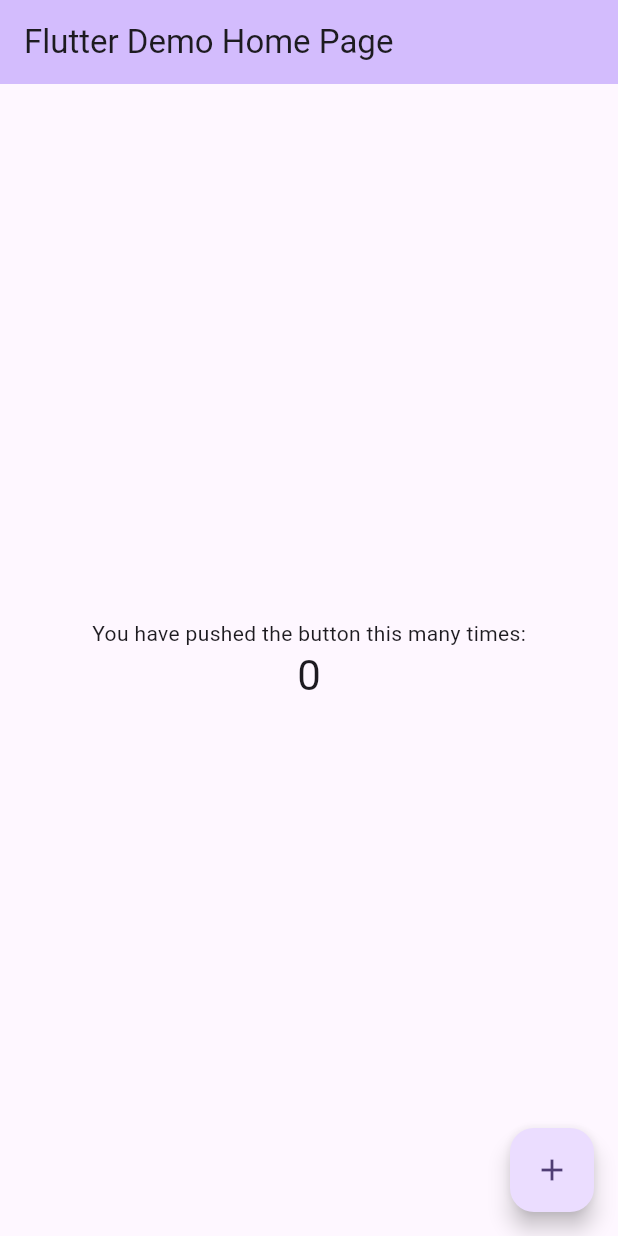
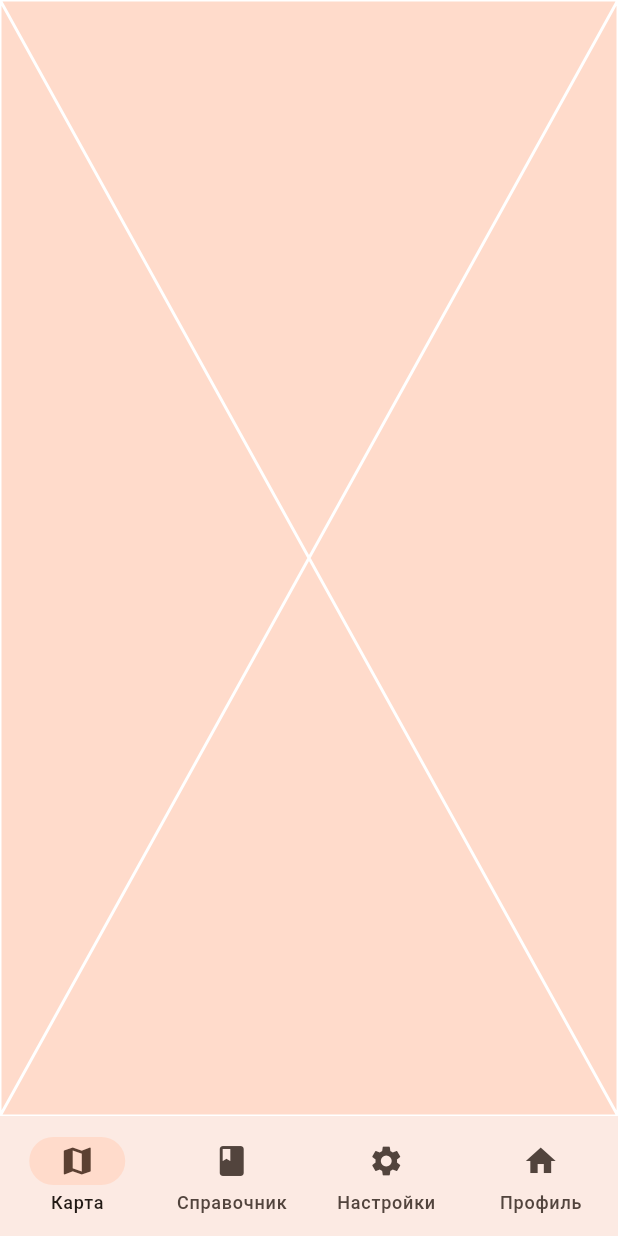
Before and after one commit to DmitrySnTDP/my_mystery_city, a Flutter app: the screen it shows after launch, on a phone screen of 412 x 824 dp. Run offline on Flutter 3.47's test engine with Material 3 defaults, Android fonts, the phone set to English and light mode, and no system bars.

Commit message:
21.50 09.04.2025

```diff
--- a/lib/main.dart
+++ b/lib/main.dart
@@ -7,46 +7,21 @@ void main() {
 class MyApp extends StatelessWidget {
   const MyApp({super.key});
 
-  // This widget is the root of your application.
   @override
   Widget build(BuildContext context) {
     return MaterialApp(
-      title: 'Flutter Demo',
+      title: 'My mystery city',
       theme: ThemeData(
-        // This is the theme of your application.
-        //
-        // TRY THIS: Try running your application with "flutter run". You'll see
-        // the application has a purple toolbar. Then, without quitting the app,
-        // try changing the seedColor in the colorScheme below to Colors.green
-        // and then invoke "hot reload" (save your changes or press the "hot
-        // reload" button in a Flutter-supported IDE, or press "r" if you used
-        // the command line to start the app).
-        //
-        // Notice that the counter didn't reset back to zero; the application
-        // state is not lost during the reload. To reset the state, use hot
-        // restart instead.
-        //
-        // This works for code too, not just values: Most code changes can be
-        // tested with just a hot reload.
-        colorScheme: ColorScheme.fromSeed(seedColor: Colors.deepPurple),
+        colorScheme: ColorScheme.fromSeed(seedColor: Color.fromRGBO(244, 147, 94, 1)),
       ),
-      home: const MyHomePage(title: 'Flutter Demo Home Page'),
+      home: const MyHomePage(title: 'My mystery city'),
     );
   }
 }
 
 class MyHomePage extends StatefulWidget {
+
   const MyHomePage({super.key, required this.title});
-
-  // This widget is the home page of your application. It is stateful, meaning
-  // that it has a State object (defined below) that contains fields that affect
-  // how it looks.
-
-  // This class is the configuration for the state. It holds the values (in this
-  // case the title) provided by the parent (in this case the App widget) and
-  // used by the build method of the State. Fields in a Widget subclass are
-  // always marked "final".
-
   final String title;
 
   @override
@@ -54,69 +29,66 @@ class MyHomePage extends StatefulWidget {
 }
 
 class _MyHomePageState extends State<MyHomePage> {
-  int _counter = 0;
-
-  void _incrementCounter() {
-    setState(() {
-      // This call to setState tells the Flutter framework that something has
-      // changed in this State, which causes it to rerun the build method below
-      // so that the display can reflect the updated values. If we changed
-      // _counter without calling setState(), then the build method would not be
-      // called again, and so nothing would appear to happen.
-      _counter++;
-    });
-  }
+  var selectedIndex = 0;
 
   @override
-  Widget build(BuildContext context) {
-    // This method is rerun every time setState is called, for instance as done
-    // by the _incrementCounter method above.
-    //
-    // The Flutter framework has been optimized to make rerunning build methods
-    // fast, so that you can just rebuild anything that needs updating rather
-    // than having to individually change instances of widgets.
-    return Scaffold(
-      appBar: AppBar(
-        // TRY THIS: Try changing the color here to a specific color (to
-        // Colors.amber, perhaps?) and trigger a hot reload to see the AppBar
-        // change color while the other colors stay the same.
-        backgroundColor: Theme.of(context).colorScheme.inversePrimary,
-        // Here we take the value from the MyHomePage object that was created by
-        // the App.build method, and use it to set our appbar title.
-        title: Text(widget.title),
-      ),
-      body: Center(
-        // Center is a layout widget. It takes a single child and positions it
-        // in the middle of the parent.
-        child: Column(
-          // Column is also a layout widget. It takes a list of children and
-          // arranges them vertically. By default, it sizes itself to fit its
-          // children horizontally, and tries to be as tall as its parent.
-          //
-          // Column has various properties to control how it sizes itself and
-          // how it positions its children. Here we use mainAxisAlignment to
-          // center the children vertically; the main axis here is the vertical
-          // axis because Columns are vertical (the cross axis would be
-          // horizontal).
-          //
-          // TRY THIS: Invoke "debug painting" (choose the "Toggle Debug Paint"
-          // action in the IDE, or press "p" in the console), to see the
-          // wireframe for each widget.
-          mainAxisAlignment: MainAxisAlignment.center,
-          children: <Widget>[
-            const Text('You have pushed the button this many times:'),
-            Text(
-              '$_counter',
-              style: Theme.of(context).textTheme.headlineMedium,
+  Widget build(BuildContext context){
+
+    Widget page = Placeholder();
+    switch (selectedIndex) {
+      case 0:
+        page = Placeholder(color: Colors.white,);
+        break;
+      case 1:
+        page = Placeholder(color: Colors.red,);
+        break;
+      case 2:
+        page = Placeholder(color: Colors.yellow,);
+        break;
+      case 3:
+        page = Placeholder(color: Colors.green,);
+        break;
+    }
+
+    return SafeArea(
+      child: Scaffold(
+        body: Column(
+          children: [
+            Expanded(
+              child: Container(
+                color: Theme.of(context).colorScheme.primaryContainer,
+                child: page,
+              ),
+            ),
+            NavigationBar(
+              onDestinationSelected: (int index) {
+                setState(() {
+                  selectedIndex = index;
+                  });
+                },
+              selectedIndex: selectedIndex,
+              destinations: const <Widget>[
+                NavigationDestination(
+                  icon: Icon(Icons.map),
+                  label: 'Карта',
+                ),
+                NavigationDestination(
+                  icon: Icon(Icons.book),
+                  label: 'Справочник',
+                ),
+                NavigationDestination(
+                  icon: Icon(Icons.settings),
+                  label: 'Настройки',
+                ),
+                NavigationDestination(
+                  icon: Icon(Icons.home),
+                  label: 'Профиль',
+                ),
+              ],
             ),
           ],
         ),
-      ),
-      floatingActionButton: FloatingActionButton(
-        onPressed: _incrementCounter,
-        tooltip: 'Increment',
-        child: const Icon(Icons.add),
-      ), // This trailing comma makes auto-formatting nicer for build methods.
+      )
     );
   }
 }
```
